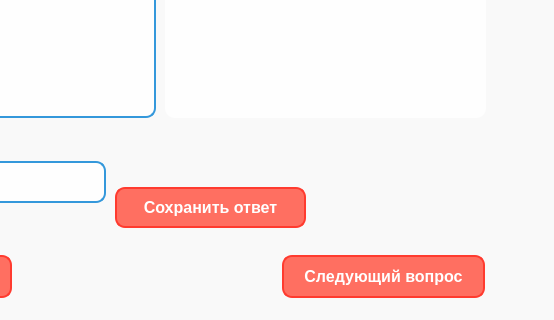
Before: the Qt Designer form for_exe_project/tester.ui in KOJlGyH/project_for_npk, drawn with Qt 5; both pictures show x 255 to 809 and y 163 to 483 of the 809 by 600 pixel window.
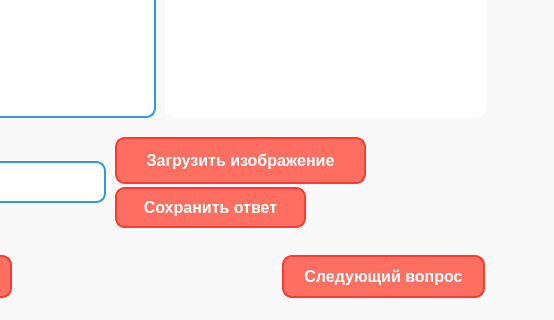
After: the same form once the commit is applied. Icons and pictures are not drawn.

Diff of the .ui file:
```diff
--- a/for_exe_project/tester.ui
+++ b/for_exe_project/tester.ui
@@ -538,6 +538,22 @@
      <string/>
     </property>
    </widget>
+   <widget class="QPushButton" name="btn">
+    <property name="geometry">
+     <rect>
+      <x>370</x>
+      <y>300</y>
+      <width>251</width>
+      <height>47</height>
+     </rect>
+    </property>
+    <property name="styleSheet">
+     <string>0</string>
+    </property>
+    <property name="text">
+     <string>Загрузить изображение</string>
+    </property>
+   </widget>
   </widget>
   <widget class="QStatusBar" name="statusbar"/>
  </widget>
```
